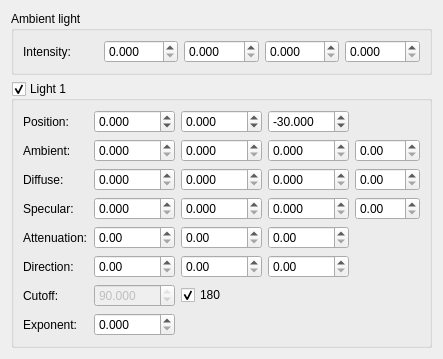
This is glxraysim/configurelightdialog.ui in ulikoehler/xraysim as Qt 5 draws it before an edit. The edited form follows.
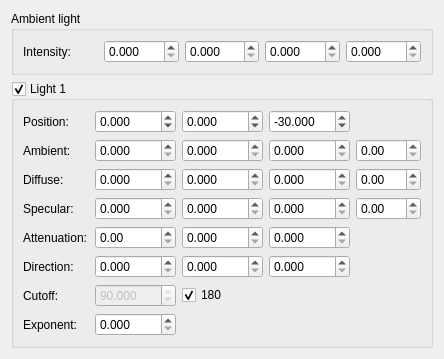
This is the edited form.

Commit message: Extended light configuration dialog

Patch:
```diff
--- a/glxraysim/configurelightdialog.ui
+++ b/glxraysim/configurelightdialog.ui
@@ -6,8 +6,8 @@
    <rect>
     <x>0</x>
     <y>0</y>
-    <width>443</width>
-    <height>300</height>
+    <width>444</width>
+    <height>338</height>
    </rect>
   </property>
   <property name="windowTitle">
@@ -247,13 +247,25 @@
        <widget class="QDoubleSpinBox" name="doubleSpinBox_10"/>
       </item>
       <item row="4" column="2">
-       <widget class="QDoubleSpinBox" name="doubleSpinBox_11"/>
+       <widget class="QDoubleSpinBox" name="light1LinearAttenuationSpinBox">
+        <property name="decimals">
+         <number>3</number>
+        </property>
+       </widget>
       </item>
       <item row="4" column="3">
-       <widget class="QDoubleSpinBox" name="doubleSpinBox_12"/>
+       <widget class="QDoubleSpinBox" name="light1QuadraticAttenuationSpinBox">
+        <property name="decimals">
+         <number>3</number>
+        </property>
+       </widget>
       </item>
       <item row="5" column="1">
-       <widget class="QDoubleSpinBox" name="doubleSpinBox_13"/>
+       <widget class="QDoubleSpinBox" name="light1XDirectionSpinBox">
+        <property name="decimals">
+         <number>3</number>
+        </property>
+       </widget>
       </item>
       <item row="5" column="0">
        <widget class="QLabel" name="label_3">
@@ -263,10 +275,18 @@
        </widget>
       </item>
       <item row="5" column="2">
-       <widget class="QDoubleSpinBox" name="doubleSpinBox_14"/>
+       <widget class="QDoubleSpinBox" name="light1YDirectionSpinBox">
+        <property name="decimals">
+         <number>3</number>
+        </property>
+       </widget>
       </item>
       <item row="5" column="3">
-       <widget class="QDoubleSpinBox" name="doubleSpinBox_15"/>
+       <widget class="QDoubleSpinBox" name="light1ZDirectionSpinBox">
+        <property name="decimals">
+         <number>3</number>
+        </property>
+       </widget>
       </item>
       <item row="6" column="0">
        <widget class="QLabel" name="label_4">
```
Left out of the diff: 14 changed lines with no effect on the pictures. The commit also changes 1 other file.
